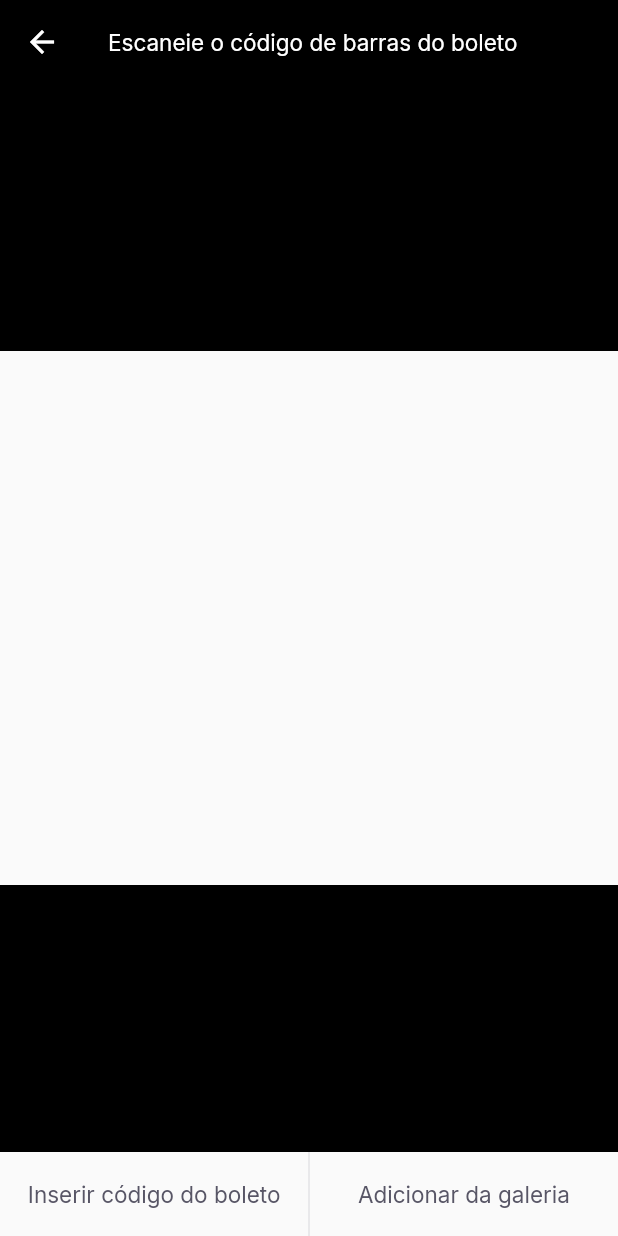
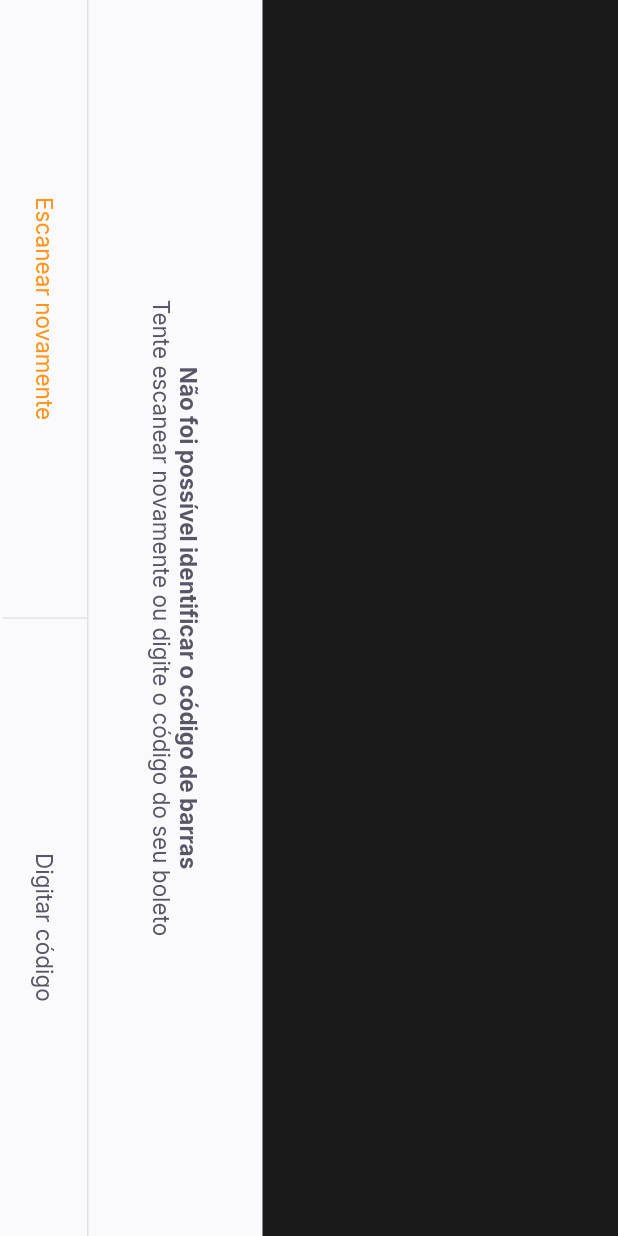
Before and after one commit to Leandro2585/payflow, a Flutter app: the BarcodeScannerScreen screen opened by its route, on a phone screen of 412 x 824 dp. Run offline on Flutter 3.47's test engine with Material 2 defaults, Android fonts, the phone set to English and light mode, and no system bars; our stand-ins replace firebase_core, google_fonts, google_sign_in, shared_preferences; accounts and stored records are empty.

Commit message:
feat: implements barcode_screen without business usecase

```diff
--- a/lib/app_widget.dart
+++ b/lib/app_widget.dart
@@ -1,9 +1,15 @@
 import 'package:flutter/material.dart';
+import 'package:flutter/services.dart';
 import 'package:payflow/ui/styles/index.dart';
 import 'package:payflow/ui/pages/index.dart';
 
 class AppWidget extends StatelessWidget {
-  const AppWidget({Key? key}) : super(key: key);
+  AppWidget({Key? key}) : super(key: key) {
+    SystemChrome.setPreferredOrientations([
+      DeviceOrientation.portraitDown,
+      DeviceOrientation.portraitUp,
+    ]);
+  }
 
   @override
   Widget build(BuildContext context) {
@@ -19,6 +25,7 @@ class AppWidget extends StatelessWidget {
         '/login': (context) => const LoginScreen(),
         '/splash': (context) => const SplashScreen(),
         '/barcode_scanner': (context) => const BarcodeScannerScreen()
-        });
+      },
+    );
   }
 }
--- a/lib/main.dart
+++ b/lib/main.dart
@@ -1,4 +1,3 @@
-
 import 'package:firebase_core/firebase_core.dart';
 import 'package:flutter/material.dart';
 import 'package:payflow/app_widget.dart';
@@ -20,7 +19,7 @@ class _AppFirebaseState extends State<AppFirebase> {
     return FutureBuilder(
       future: _initialization,
       builder: ((context, snapshot) {
-        if(snapshot.hasError) {
+        if (snapshot.hasError) {
           return const Material(
             child: Center(
               child: Text(
@@ -30,7 +29,7 @@ class _AppFirebaseState extends State<AppFirebase> {
             ),
           );
         } else if (snapshot.connectionState == ConnectionState.done) {
-            return const AppWidget();
+          return AppWidget();
         } else {
           return const Material(
             child: Center(
@@ -38,8 +37,7 @@ class _AppFirebaseState extends State<AppFirebase> {
             ),
           );
         }
-        }
-      ),
+      }),
     );
   }
 }
--- a/lib/ui/pages/barcode_screen.dart
+++ b/lib/ui/pages/barcode_screen.dart
@@ -1,5 +1,4 @@
 import 'package:flutter/material.dart';
-import 'package:payflow/ui/styles/index.dart';
 import 'package:payflow/ui/widgets/index.dart';
 
 class BarcodeScannerScreen extends StatefulWidget {
@@ -12,49 +11,53 @@ class BarcodeScannerScreen extends StatefulWidget {
 class _BarcodeScannerScreenState extends State<BarcodeScannerScreen> {
   @override
   Widget build(BuildContext context) {
-    return Scaffold(
-      appBar: AppBar(
-        backgroundColor: Colors.black,
-        title: Text(
-          'Escaneie o código de barras do boleto',
-          style: TextStyles.buttonBackground,
-        ),
-        leading: const BackButton(color: AppColors.background),
-      ),
-      body: Column(
-        children: [
-          Expanded(
-            child: Container(color: Colors.black),
-          ),
-          Expanded(
-            flex: 2,
-            child: Container(color: Colors.transparent),
-          ),
-          Expanded(
-            child: Container(color: Colors.black),
-          ),
-        ],
-      ),
-      bottomNavigationBar: SizedBox(
-        height: 56,
-        child: Row(
-          children: [
-            Expanded(
-              child: LabelButton(
-                label: 'Inserir código do boleto',
-                handle: () {},
-              ),
-            ),
-            const DividerVertical(),
-            Expanded(
-              child: LabelButton(
-                label: 'Adicionar da galeria',
-                handle: () {},
-              ),
-            ),
-          ],
-        ),
-      ),
+    return BottomSheetWidget(
+      title: 'Não foi possível identificar o código de barras',
+      subtitle: 'Tente escanear novamente ou digite o código do seu boleto',
+      primaryLabel: 'Escanear novamente',
+      primaryHandle: () {},
+      secondaryLabel: 'Digitar código',
+      secondaryHandle: () {},
     );
+    // return SafeArea(
+    //   top: true,
+    //   left: true,
+    //   bottom: true,
+    //   right: true,
+    //   child: RotatedBox(
+    //     quarterTurns: 1,
+    //     child: Scaffold(
+    //       appBar: AppBar(
+    //         centerTitle: true,
+    //         backgroundColor: Colors.black,
+    //         title: Text(
+    //           'Escaneie o código de barras do boleto',
+    //           style: TextStyles.buttonBackground,
+    //         ),
+    //         leading: const BackButton(color: AppColors.background),
+    //       ),
+    //       body: Column(
+    //         children: [
+    //           Expanded(
+    //             child: Container(color: Colors.black.withOpacity(0.8)),
+    //           ),
+    //           Expanded(
+    //             flex: 2,
+    //             child: Container(color: Colors.transparent),
+    //           ),
+    //           Expanded(
+    //             child: Container(color: Colors.black.withOpacity(0.8)),
+    //           ),
+    //         ],
+    //       ),
+    //       bottomNavigationBar: SeveralLabelButtons(
+    //         primaryLabel: 'Inserir código do boleto',
+    //         primaryHandle: () {},
+    //         secondaryLabel: 'Adicionar da galeria',
+    //         secondaryHandle: () {},
+    //       ),
+    //     ),
+    //   ),
+    // );
   }
 }
--- a/lib/ui/pages/home_screen.dart
+++ b/lib/ui/pages/home_screen.dart
@@ -53,11 +53,13 @@ class _HomeScreenState extends State<HomeScreen> {
           mainAxisAlignment: MainAxisAlignment.spaceEvenly,
           children: [
             IconButton(
-                onPressed: () {},
-                icon: const Icon(Icons.home, color: AppColors.primary)),
+              onPressed: () {},
+              icon: const Icon(Icons.home, color: AppColors.primary),
+            ),
             GestureDetector(
-              onTap: () {
-                Navigator.pushReplacementNamed(context, '/barcode_scanner');
+              onTap: () async {
+                await Navigator.pushNamed(context, '/barcode_scanner');
+                setState(() {});
               },
               child: Container(
                 width: 56,
--- a/lib/ui/pages/login_screen.dart
+++ b/lib/ui/pages/login_screen.dart
@@ -4,7 +4,7 @@
 import 'package:payflow/application/controllers/index.dart';
 
 class LoginScreen extends StatefulWidget {
-  const LoginScreen({Key? key}): super(key: key);
+  const LoginScreen({Key? key}) : super(key: key);
 
   @override
   _LoginScreenState createState() => _LoginScreenState();
@@ -15,20 +15,19 @@
 
   @override
   Widget build(BuildContext context) {
-    final size =  MediaQuery.of(context).size;
+    final size = MediaQuery.of(context).size;
     return Scaffold(
       backgroundColor: AppColors.background,
-      body: SizedBox (
+      body: SizedBox(
         width: size.width,
         height: size.height,
         child: Stack(
           clipBehavior: Clip.none,
           children: [
             Container(
-              width: size.width,
-              height: size.height * 0.36,
-              color: AppColors.primary
-            ),
+                width: size.width,
+                height: size.height * 0.36,
+                color: AppColors.primary),
             Positioned(
               top: 40,
               left: 0,
@@ -36,7 +35,7 @@
               child: Image.asset(AppImages.person, width: 208, height: 310),
             ),
             Positioned(
-              bottom: size.height * 0.15,
+              bottom: size.height * 0.05,
               left: 0,
               right: 0,
               child: Column(
@@ -45,21 +44,19 @@
                 children: [
                   Image.asset(AppImages.logomini),
                   Padding(
-                    padding: const EdgeInsets.only(left: 70, right: 70, top: 30),
-                    child: Text(
-                      "Organize seus boletos em um só lugar",
-                      textAlign: TextAlign.center,
-                      style: TextStyles.titleHome
-                    ),
+                    padding:
+                        const EdgeInsets.only(left: 70, right: 70, top: 30),
+                    child: Text("Organize seus boletos em um só lugar",
+                        textAlign: TextAlign.center,
+                        style: TextStyles.titleHome),
                   ),
                   Padding(
-                    padding: const EdgeInsets.only(left: 40, right: 40, top: 40),
-                    child: SocialLoginButton(
-                      onTap: () {
-                        authController.googleSignIn(context);
-                      }
-                    ),
-                  )
+                    padding:
+                        const EdgeInsets.only(left: 40, right: 40, top: 40),
+                    child: SocialLoginButton(onTap: () {
+                      authController.googleSignIn(context);
+                    }),
+                  ),
                 ],
               ),
             ),
--- /dev/null
+++ b/lib/ui/widgets/bottom_sheet_widget.dart
@@ -0,0 +1,74 @@
+import 'package:flutter/material.dart';
+import 'package:payflow/ui/styles/index.dart';
+import 'package:payflow/ui/widgets/index.dart';
+
+class BottomSheetWidget extends StatelessWidget {
+  final String title;
+  final String subtitle;
+  final String primaryLabel;
+  final VoidCallback primaryHandle;
+  final String secondaryLabel;
+  final VoidCallback secondaryHandle;
+
+  const BottomSheetWidget({
+    Key? key,
+    required this.title,
+    required this.subtitle,
+    required this.primaryLabel,
+    required this.primaryHandle,
+    required this.secondaryLabel,
+    required this.secondaryHandle,
+  }) : super(key: key);
+
+  @override
+  Widget build(BuildContext context) {
+    return SafeArea(
+      child: RotatedBox(
+        quarterTurns: 1,
+        child: Material(
+          child: Container(
+            color: AppColors.shape,
+            child: Column(
+              children: [
+                Expanded(
+                    child: Container(color: Colors.black.withOpacity(0.9))),
+                Column(
+                  children: [
+                    Padding(
+                      padding: const EdgeInsets.all(40),
+                      child: Text.rich(
+                        TextSpan(
+                          text: title,
+                          style: TextStyles.buttonBoldHeading,
+                          children: [
+                            TextSpan(
+                              text: "\n$subtitle",
+                              style: TextStyles.buttonHeading,
+                            ),
+                          ],
+                        ),
+                        textAlign: TextAlign.center,
+                      ),
+                    ),
+                    Container(
+                      height: 1,
+                      color: AppColors.stroke,
+                    ),
+                    SeveralLabelButtons(
+                      primaryLabel: primaryLabel,
+                      primaryHandle: primaryHandle,
+                      secondaryLabel: secondaryLabel,
+                      secondaryHandle: secondaryHandle,
+                      enablePrimaryColor: true,
+                    ),
+                    const SizedBox(height: 2),
+                  ],
+                ),
+              ],
+            ),
+          ),
+        ),
+      ),
+    );
+  }
+}
--- a/lib/ui/widgets/index.dart
+++ b/lib/ui/widgets/index.dart
@@ -1,3 +1,5 @@
 export './label_button.dart';
+export './divider_vertical.dart';
 export './social_login_button.dart';
-export './divider_vertical.dart';
+export './bottom_sheet_widget.dart';
+export './several_label_buttons.dart';
--- a/lib/ui/widgets/label_button.dart
+++ b/lib/ui/widgets/label_button.dart
@@ -4,10 +4,13 @@ import 'package:payflow/ui/styles/index.dart';
 class LabelButton extends StatelessWidget {
   final String label;
   final VoidCallback handle;
+  final TextStyle? style;
+
   const LabelButton({
     Key? key,
     required this.label,
     required this.handle,
+    this.style,
   }) : super(key: key);
 
   @override
@@ -16,7 +19,7 @@ class LabelButton extends StatelessWidget {
       height: 56,
       child: TextButton(
         onPressed: handle,
-        child: Text(label, style: TextStyles.buttonHeading),
+        child: Text(label, style: style ?? TextStyles.buttonHeading),
       ),
     );
   }
--- /dev/null
+++ b/lib/ui/widgets/several_label_buttons.dart
@@ -0,0 +1,45 @@
+import 'package:flutter/material.dart';
+import 'package:payflow/ui/styles/app_text_styles.dart';
+import 'package:payflow/ui/widgets/index.dart';
+
+class SeveralLabelButtons extends StatelessWidget {
+  final String primaryLabel;
+  final VoidCallback primaryHandle;
+  final String secondaryLabel;
+  final VoidCallback secondaryHandle;
+  final bool enablePrimaryColor;
+
+  const SeveralLabelButtons({
+    Key? key,
+    required this.primaryLabel,
+    required this.primaryHandle,
+    required this.secondaryLabel,
+    required this.secondaryHandle,
+    this.enablePrimaryColor = false,
+  }) : super(key: key);
+
+  @override
+  Widget build(BuildContext context) {
+    return SizedBox(
+      height: 56,
+      child: Row(
+        children: [
+          Expanded(
+            child: LabelButton(
+              label: primaryLabel,
+              handle: primaryHandle,
+              style: enablePrimaryColor ? TextStyles.buttonPrimary : null,
+            ),
+          ),
+          const DividerVertical(),
+          Expanded(
+            child: LabelButton(
+              label: secondaryLabel,
+              handle: secondaryHandle,
+            ),
+          ),
+        ],
+      ),
+    );
+  }
+}
```
Lines whose indentation alone changed are shown as unchanged.
